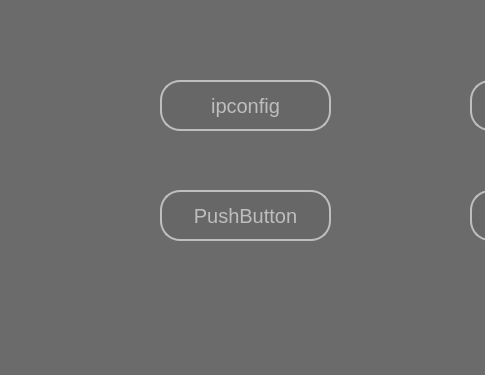
First picture: the form in windows/main.ui, repository canadianFisherman/systemAdminHelper, before the edit; both pictures show x 0 to 485 and y 0 to 375 of the 800 by 500 pixel window.
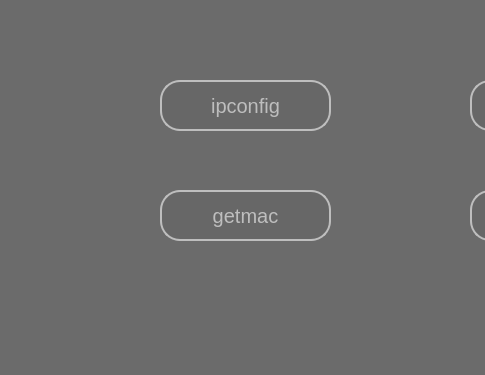
Second picture: the form after the edit.

```diff
--- a/windows/main.ui
+++ b/windows/main.ui
@@ -119,7 +119,7 @@
 border-color: rgb(190, 190, 190);</string>
    </property>
    <property name="text">
-    <string>PushButton</string>
+    <string>getmac</string>
    </property>
   </widget>
   <widget class="QPushButton" name="pb_ping">
```
Left out of the diff: 2 changed lines with no effect on the pictures.
